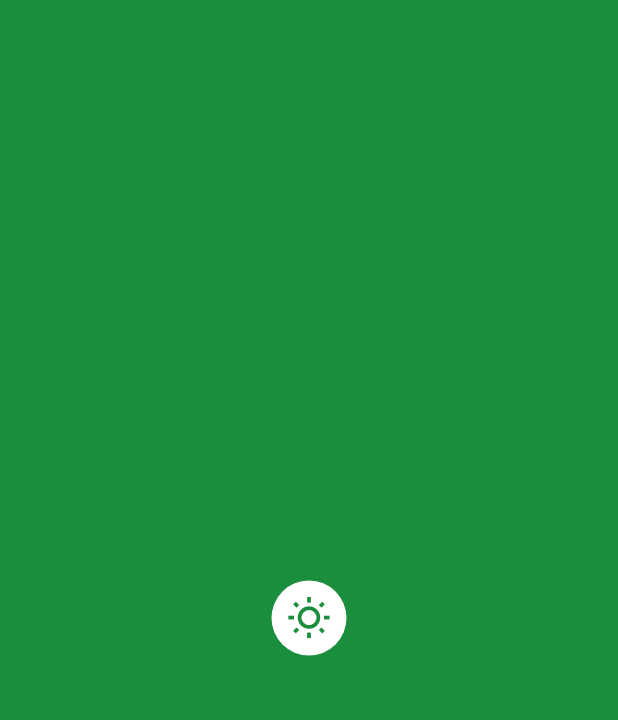
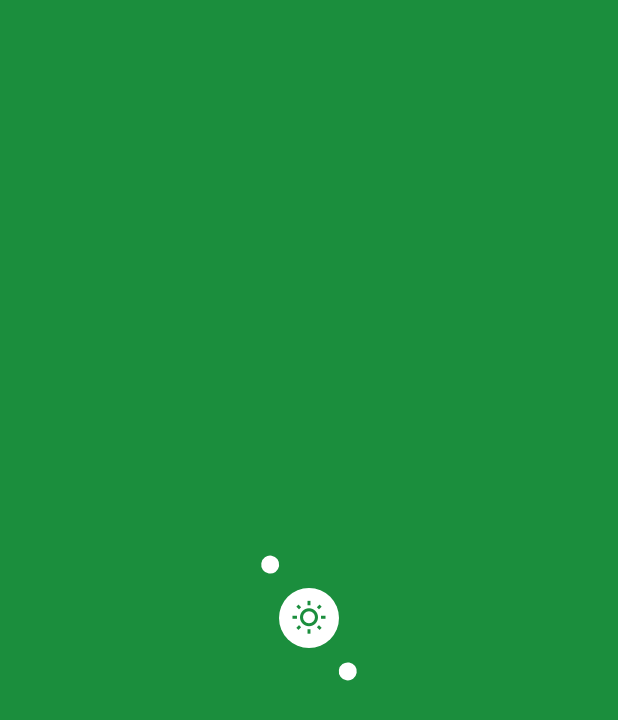
Before and after one commit to cekwedike/group-12-mobile-dev_Farm-Fresh, a Flutter app: the screen it shows after launch, on a phone screen of 412 x 824 dp. Shown: the top 720 px of the screen. Run offline on Flutter 3.47's test engine with Material 3 defaults, Android fonts, the phone set to English and light mode, and no system bars; our stand-ins replace cloud_firestore, firebase_auth, firebase_core; accounts and stored records are empty.

Commit message:
Refactor routing logic to use named routes and update splash screen navigation

```diff
--- a/farm_fresh/lib/main.dart
+++ b/farm_fresh/lib/main.dart
@@ -86,9 +86,10 @@ class MyApp extends StatelessWidget {
           ),
         ),
       ),
-      home: const SplashScreen(),  // Set SplashScreen as initial screen
+      initialRoute: '/splash',
       routes: {
-        '/': (context) => const AuthWrapper(),
+        '/splash': (context) => const SplashScreen(),
+        '/auth': (context) => const AuthWrapper(),
         '/sign_in': (context) => const SignInScreen(),
         '/sign_up': (context) => const SignUpScreen(),
         '/purchase_history': (context) => const PurchaseHistoryScreen(),
--- a/farm_fresh/lib/screens/splash_screen.dart
+++ b/farm_fresh/lib/screens/splash_screen.dart
@@ -25,11 +25,11 @@ class _SplashScreenState extends State<SplashScreen> with SingleTickerProviderSt
     final int randomSeconds = Random().nextInt(4) + 12;  // 12-15 seconds
 
     Timer(Duration(seconds: randomSeconds), () {
-      if (mounted) {  // Check if widget is still mounted
+      if (mounted) {
         if (FirebaseAuth.instance.currentUser != null) {
           Navigator.pushReplacementNamed(context, '/explore');
         } else {
-          Navigator.pushReplacementNamed(context, '/sign_in');
+          Navigator.pushReplacementNamed(context, '/auth');
         }
       }
     });
@@ -48,6 +48,9 @@ class _SplashScreenState extends State<SplashScreen> with SingleTickerProviderSt
       child: Scaffold(
         backgroundColor: const Color(0xFF1B8E3D),
         body: Center(
+          child: SizedBox(
+            width: 100,  // Container for the entire animation
+            height: 100,
             child: Stack(
               alignment: Alignment.center,
               children: [
@@ -62,10 +65,10 @@ class _SplashScreenState extends State<SplashScreen> with SingleTickerProviderSt
                         children: [
                           // First rotating circle
                           Positioned(
-                          top: -20,
+                            top: 0,
                             child: Container(
-                            width: 15,
-                            height: 15,
+                              width: 12,
+                              height: 12,
                               decoration: const BoxDecoration(
                                 color: Colors.white,
                                 shape: BoxShape.circle,
@@ -74,10 +77,10 @@ class _SplashScreenState extends State<SplashScreen> with SingleTickerProviderSt
                           ),
                           // Second rotating circle
                           Positioned(
-                          bottom: -20,
+                            bottom: 0,
                             child: Container(
-                            width: 15,
-                            height: 15,
+                              width: 12,
+                              height: 12,
                               decoration: const BoxDecoration(
                                 color: Colors.white,
                                 shape: BoxShape.circle,
@@ -89,10 +92,10 @@ class _SplashScreenState extends State<SplashScreen> with SingleTickerProviderSt
                     );
                   },
                 ),
-              // Center fixed circle with loading indicator
+                // Center fixed circle with loading icon
                 Container(
-                width: 50,
-                height: 50,
+                  width: 40,
+                  height: 40,
                   decoration: const BoxDecoration(
                     color: Colors.white,
                     shape: BoxShape.circle,
@@ -101,7 +104,7 @@ class _SplashScreenState extends State<SplashScreen> with SingleTickerProviderSt
                     child: Icon(
                       Icons.wb_sunny_outlined,
                       color: Color(0xFF1B8E3D),
-                    size: 30,
+                      size: 24,
                     ),
                   ),
                 ),
@@ -109,6 +112,7 @@ class _SplashScreenState extends State<SplashScreen> with SingleTickerProviderSt
             ),
           ),
         ),
+      ),
     );
   }
 }
```
Lines whose indentation alone changed are shown as unchanged.
